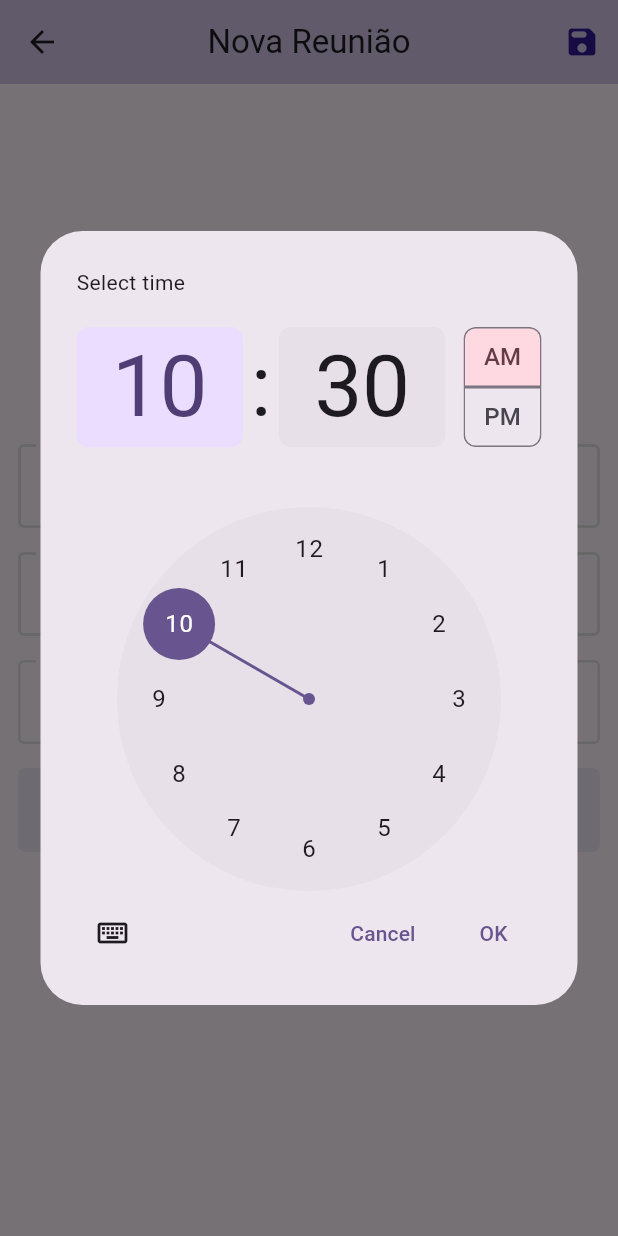
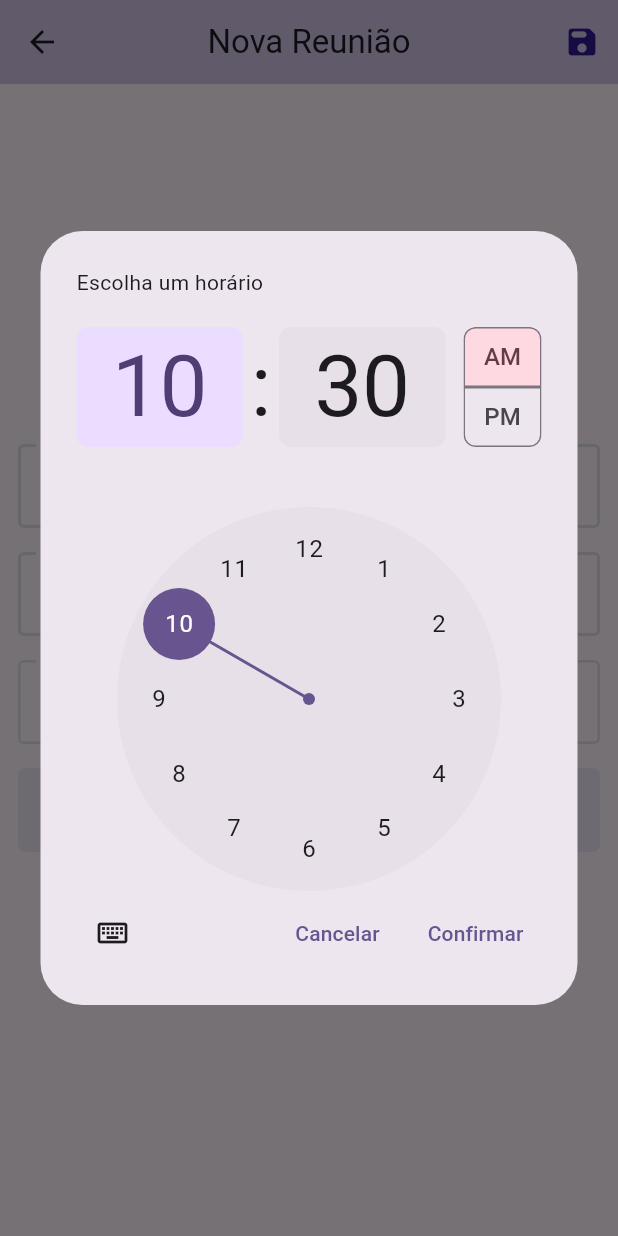
Before and after one commit to NEMJ/meetings, a Flutter app: the MeetingDetailPage screen opened directly, after a tap on "Início:", on a phone screen of 412 x 824 dp. Run offline on Flutter 3.47's test engine with Material 3 defaults, Android fonts, the phone set to English and light mode, and no system bars; our stand-ins replace cloud_firestore, firebase_core; accounts and stored records are empty.

Commit message:
changed texts in timePicker

```diff
--- a/lib/widgets/time_list_tile_widget.dart
+++ b/lib/widgets/time_list_tile_widget.dart
@@ -42,6 +42,12 @@ class _TimeListTileWidgetState extends State<TimeListTileWidget> {
               context: context,
               initialTime: selectedTime,
               initialEntryMode: TimePickerEntryMode.dial,
+              errorInvalidText: 'Hora ou minutos inválidos',
+              helpText: 'Escolha um horário',
+              confirmText: 'Confirmar',
+              cancelText: 'Cancelar',
+              hourLabelText: 'Hora',
+              minuteLabelText: 'Minutos',
             );
             if(timeOfDay != null) {
               setState(() => selectedTime = timeOfDay);
```
